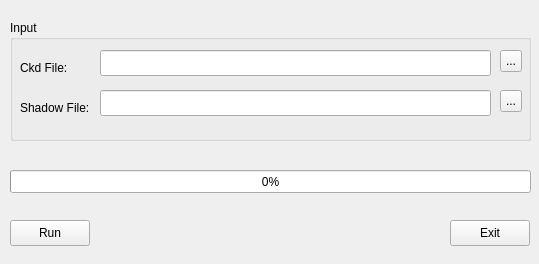
fsword7/hercgui, file HerculesStudio/HercUtilities/DasdIsup.ui: the form before one commit.
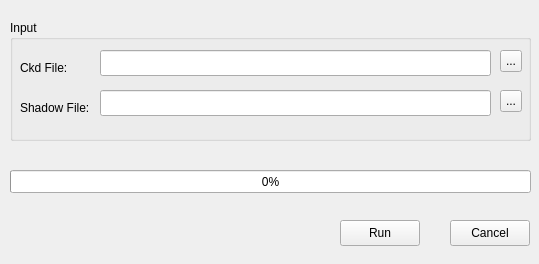
The form after the commit.

```diff
--- a/HerculesStudio/HercUtilities/DasdIsup.ui
+++ b/HerculesStudio/HercUtilities/DasdIsup.ui
@@ -97,10 +97,10 @@
     </property>
    </widget>
   </widget>
-  <widget class="QPushButton" name="runButton" >
-   <property name="geometry" >
+  <widget class="QPushButton" name="runButton">
+   <property name="geometry">
     <rect>
-     <x>10</x>
+     <x>340</x>
      <y>220</y>
      <width>80</width>
      <height>26</height>
@@ -119,8 +119,8 @@
      <height>26</height>
     </rect>
    </property>
-   <property name="text" >
-    <string>Exit</string>
+   <property name="text">
+    <string>Cancel</string>
    </property>
   </widget>
   <widget class="QProgressBar" name="progressBar" >
@@ -140,7 +140,7 @@
    </property>
   </widget>
  </widget>
- <layoutdefault spacing="6" margin="11" />
+ <layoutdefault spacing="6" margin="11"/>
  <resources/>
  <connections/>
 </ui>
```
Left out of the diff: 61 changed lines with no effect on the pictures.
